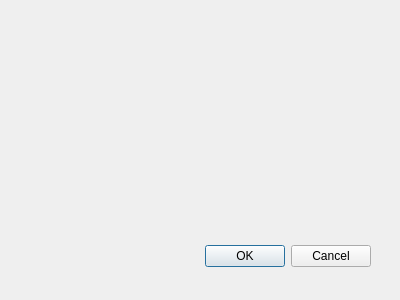
The window that mon_extension_dialog_base.ui (romainbernasconi1/TP-pyqgis-TSI) describes before a commit, drawn with Qt 5.
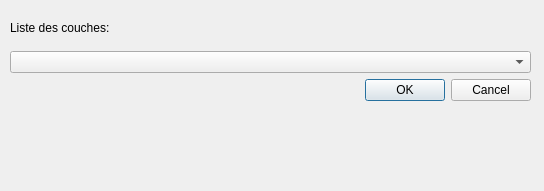
The same window after the commit.

```diff
--- a/mon_extension_dialog_base.ui
+++ b/mon_extension_dialog_base.ui
@@ -1,32 +1,48 @@
 <ui version="4.0" >
  <class>MonExtensionDialogBase</class>
- <widget class="QDialog" name="MonExtensionDialogBase" >
-  <property name="geometry" >
+ <widget class="QDialog" name="MonExtensionDialogBase">
+  <property name="geometry">
    <rect>
     <x>0</x>
     <y>0</y>
-    <width>400</width>
-    <height>300</height>
+    <width>544</width>
+    <height>191</height>
    </rect>
   </property>
   <property name="windowTitle" >
    <string>Mon Extension</string>
   </property>
-  <widget class="QDialogButtonBox" name="button_box" >
-   <property name="geometry" >
+  <widget class="QWidget" name="verticalLayoutWidget">
+   <property name="geometry">
     <rect>
-     <x>30</x>
-     <y>240</y>
-     <width>341</width>
-     <height>32</height>
+     <x>10</x>
+     <y>10</y>
+     <width>521</width>
+     <height>91</height>
     </rect>
    </property>
-   <property name="orientation" >
-    <enum>Qt::Horizontal</enum>
-   </property>
-   <property name="standardButtons" >
-    <set>QDialogButtonBox::Cancel|QDialogButtonBox::Ok</set>
-   </property>
+   <layout class="QVBoxLayout" name="verticalLayout">
+    <item>
+     <widget class="QLabel" name="label_layer">
+      <property name="text">
+       <string>Liste des couches:</string>
+      </property>
+     </widget>
+    </item>
+    <item>
+     <widget class="QComboBox" name="comboBox_couches"/>
+    </item>
+    <item>
+     <widget class="QDialogButtonBox" name="button_box">
+      <property name="orientation">
+       <enum>Qt::Horizontal</enum>
+      </property>
+      <property name="standardButtons">
+       <set>QDialogButtonBox::Cancel|QDialogButtonBox::Ok</set>
+      </property>
+     </widget>
+    </item>
+   </layout>
   </widget>
  </widget>
  <resources/>
```
Left out of the diff: 31 changed lines with no effect on the pictures.
